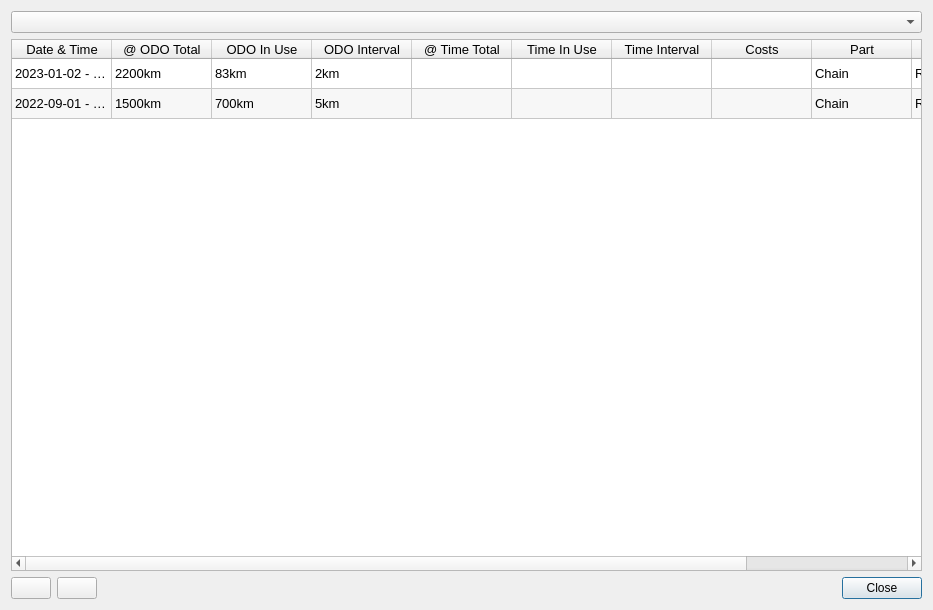
First picture: the form in ServiceDialog.ui, repository masc4ii/WaoStats, before the edit.
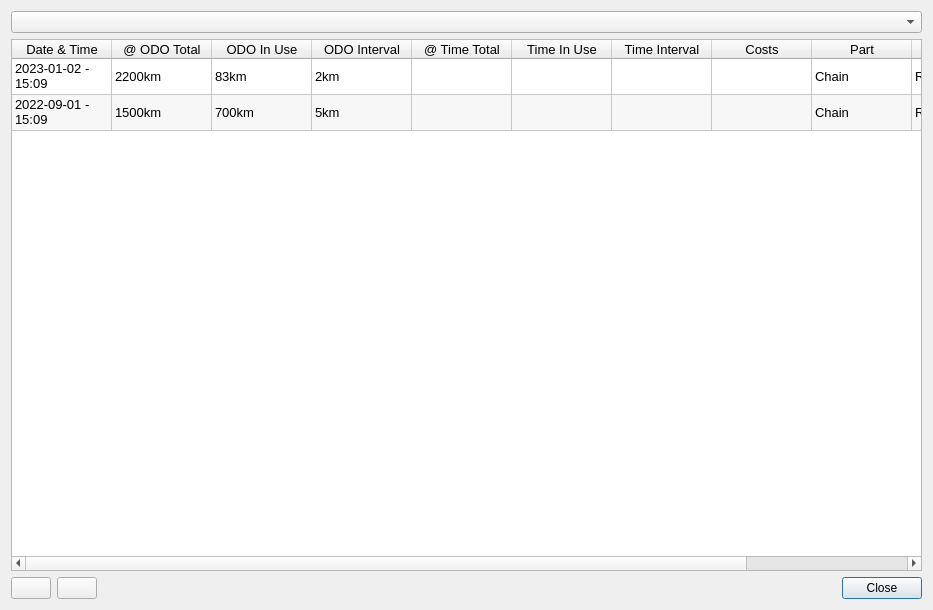
Second picture: the form after the edit. Icons and pictures are not drawn.

Commit message: Servicedialog with higher cells

Patch:
```diff
--- a/ServiceDialog.ui
+++ b/ServiceDialog.ui
@@ -39,6 +39,9 @@
      <attribute name="verticalHeaderVisible">
       <bool>false</bool>
      </attribute>
+     <attribute name="verticalHeaderDefaultSectionSize">
+      <number>36</number>
+     </attribute>
      <row>
       <property name="text">
        <string>2</string>
```
